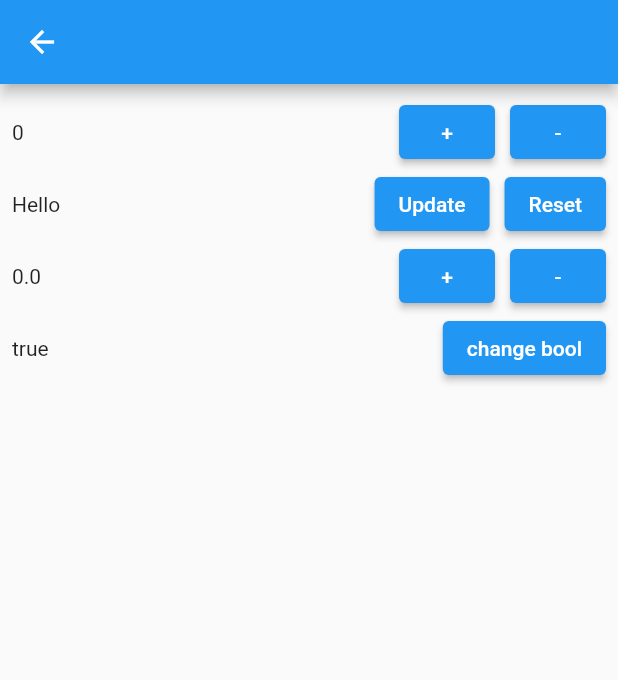
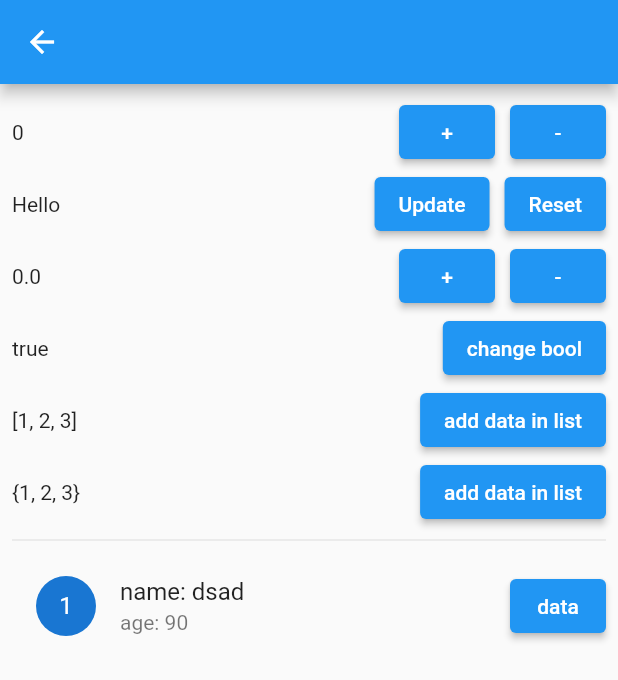
Before and after one commit to sk8rboil/about_GetX, a Flutter app: the MyStateManagement screen opened directly, on a phone screen of 412 x 824 dp. Shown: the top 680 px of the screen. Run offline on Flutter 3.47's test engine with Material 2 defaults, Android fonts, the phone set to English and light mode, and no system bars; our stand-ins replace get.

Commit message:
update state_management

```diff
--- a/lib/controllers/home_controller.dart
+++ b/lib/controllers/home_controller.dart
@@ -1,10 +1,19 @@
 import 'package:get/get.dart';
 
 class HomeController extends GetxController {
+  int data = 4;
+
   RxInt value = 0.obs;
   RxString dataString = "Hello".obs;
   RxDouble dataDouble = 0.0.obs;
   RxBool dataBool = true.obs;
+  RxList<int> dataList = [1, 2, 3].obs;
+  var dataSets = RxSet<int>({1, 2, 3});
+  RxMap<String, dynamic> myMap = <String, dynamic>{
+    "id": 1,
+    "name": "dsad",
+    "age": 90,
+  }.obs;
 
   void increment() => value++;
   void decrement() => value--;
@@ -20,10 +29,24 @@ class HomeController extends GetxController {
   void decrementDouble() => dataDouble.value--;
 
   void changdataBool() {
-    if (dataBool.value == true) {
+    /* if (dataBool.value == true) {
       dataBool.value = false;
     } else {
       dataBool.value = true;
-    }
+    } */
+    dataBool.toggle();
+  }
+
+  void adddataList() {
+    dataList.add(data);
+    data++;
+  }
+
+  void adddataSet() {
+    dataSets.value = {99, 2, 3};
+  }
+
+  void changeName() {
+    myMap['name'] = "Aloha";
   }
 }
--- a/lib/screens/state_management.dart
+++ b/lib/screens/state_management.dart
@@ -19,8 +19,57 @@ class MyStateManagement extends StatelessWidget {
           obxString(counter),
           obxDouble(counter),
           obxBool(counter),
+          obxList(counter),
+          obxSet(counter),
+          Divider(),
+          Row(
+            mainAxisAlignment: MainAxisAlignment.spaceBetween,
+            children: [
+              Expanded(
+                child: Obx(
+                  () => ListTile(
+                    leading: CircleAvatar(
+                      child: Text('${counter.myMap["id"]}'),
+                    ),
+                    title: Text('name: ${counter.myMap["name"]}'),
+                    subtitle: Text('age: ${counter.myMap["age"]}'),
+                  ),
+                ),
+              ),
+              ElevatedButton(
+                onPressed: counter.changeName,
+                child: Text('data'),
+              ),
+            ],
+          ),
         ],
       ),
+    );
+  }
+
+  Row obxSet(HomeController counter) {
+    return Row(
+      mainAxisAlignment: MainAxisAlignment.spaceBetween,
+      children: <Widget>[
+        Obx(() => Text(counter.dataSets.toString())),
+        ElevatedButton(
+          onPressed: counter.adddataSet,
+          child: Text('add data in list'),
+        ),
+      ],
+    );
+  }
+
+  Row obxList(HomeController counter) {
+    return Row(
+      mainAxisAlignment: MainAxisAlignment.spaceBetween,
+      children: <Widget>[
+        Obx(() => Text(counter.dataList.toString())),
+        ElevatedButton(
+          onPressed: counter.adddataList,
+          child: Text('add data in list'),
+        ),
+      ],
     );
   }
 
```
